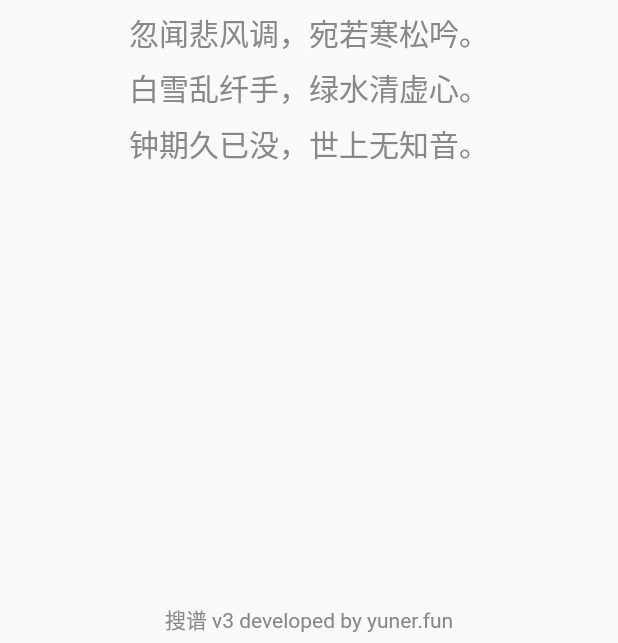
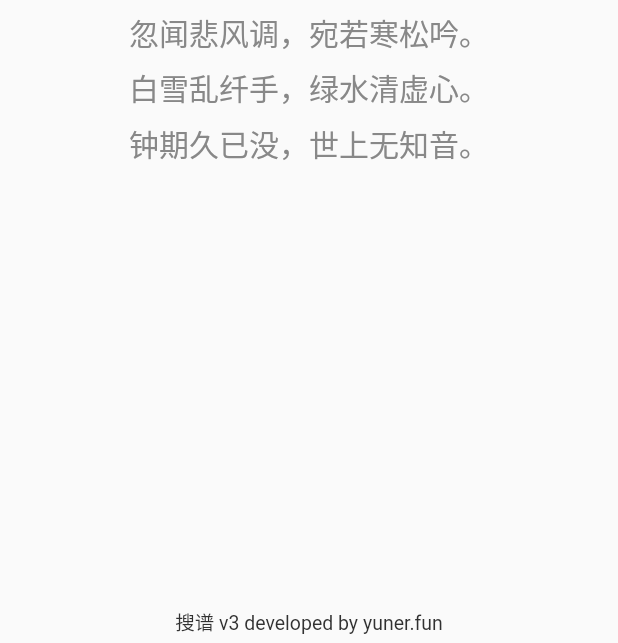
Before and after one commit to ChenYunerer/score_app, a Flutter app: the SplashPage screen opened directly, on a phone screen of 412 x 824 dp, the part 593-1236 px from its top. Run offline on Flutter 3.47's test engine with Material 2 defaults, Android fonts, the phone set to English and light mode, and no system bars; our stand-ins replace dio, photo_view, shared_preferences; accounts and stored records are empty; generated files the repository leaves out were written again; network calls fail.

Commit message:
SplashPage UI调整

```diff
--- a/lib/page/splash_page.dart
+++ b/lib/page/splash_page.dart
@@ -29,7 +29,7 @@ class SplashPage extends StatelessWidget {
               margin: EdgeInsets.fromLTRB(0, 0, 0, 5),
               child: Text(
                 devInfo,
-                style: TextStyle(fontSize: 14),
+                style: TextStyle(fontSize: 13, color: ColorConfig.textBlack),
               ),
             ),
           )
```
